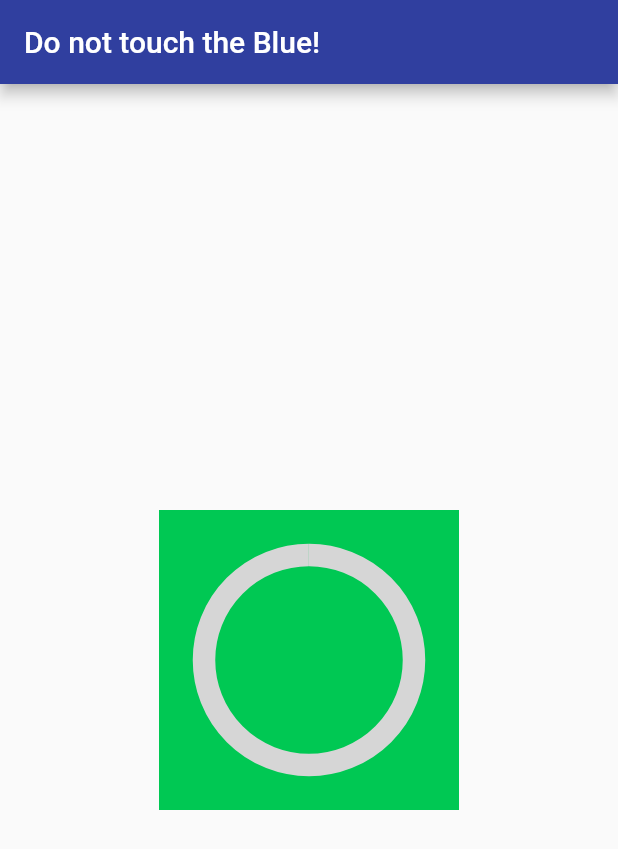
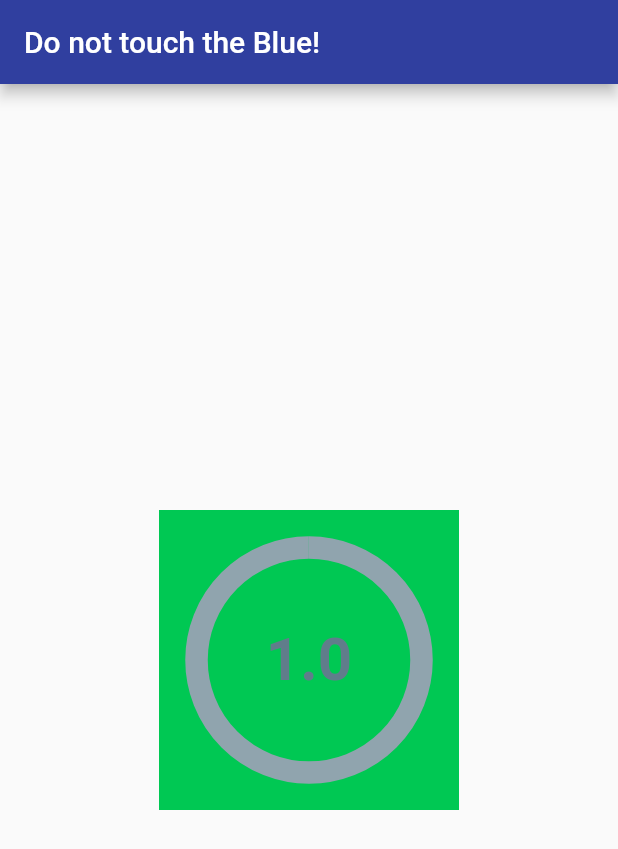
Before and after one commit to SzyAgustin/dont-blue, a Flutter app: the screen it shows after launch, on a phone screen of 412 x 824 dp. Shown: the top 849 px of the screen. Run offline on Flutter 3.47's test engine with Material 2 defaults, Android fonts, the phone set to English and light mode, and no system bars; our stand-ins replace vibration.

Commit message:
seconds and progress bar stacked

```diff
--- a/lib/main.dart
+++ b/lib/main.dart
@@ -8,6 +8,7 @@ class MyApp extends StatelessWidget {
   @override
   Widget build(BuildContext context) {
     return MaterialApp(
+      debugShowCheckedModeBanner: false,
       title: 'Welcome to Flutter',
       home: Home(),
     );
--- a/lib/src/animations/box_move_vibrate.dart
+++ b/lib/src/animations/box_move_vibrate.dart
@@ -70,10 +70,16 @@ class _BoxMoveVibrateState extends State<BoxMoveVibrate>
   }
 
   onTap() {
-    setState(() => color = colors[Random().nextInt(colors.length)]);
-    Vibration.vibrate(duration: 150);
-    // _boxController.reset();
-    _boxController.forward();
+    if (color != Colors.indigo[700]) {
+      setState(
+        () => color = colors[Random().nextInt(colors.length)],
+      );
+      Vibration.vibrate(duration: 150);
+      // _boxController.reset();
+      _boxController.forward();
+    } else {
+
+    }
   }
 
   @override
@@ -84,10 +90,7 @@ class _BoxMoveVibrateState extends State<BoxMoveVibrate>
         height: _boxAnimation.value,
         width: _boxAnimation.value,
         child: AnimatedContainer(
-          child: Padding(
-            padding: EdgeInsets.all(30),
-            child: ProgressBar(),
-          ),
+          child: ProgressBar(),
           duration: Duration(
             milliseconds: 250,
           ),
--- a/lib/src/animations/progress_bar.dart
+++ b/lib/src/animations/progress_bar.dart
@@ -61,11 +61,37 @@ class _ProgressBarState extends State<ProgressBar>
 
   @override
   Widget build(BuildContext context) {
-    return CircularProgressIndicator(
-      strokeWidth: 15.0,
-      valueColor: new AlwaysStoppedAnimation<Color>(Colors.grey[350]),
-      value: _progAnimation.value,
-      semanticsLabel: finish.toString(),
+    return Stack(
+      children: [
+        circularProgress(),
+        secondsAmount(),
+      ],
+    );
+  }
+
+  Widget circularProgress() {
+    return Positioned(
+      bottom: 25.0,
+      top: 25.0,
+      right: 25.0,
+      left: 25.0,
+      child: CircularProgressIndicator(
+        strokeWidth: 15.0,
+        valueColor: new AlwaysStoppedAnimation<Color>(Colors.blueGrey[300]),
+        value: _progAnimation.value,
+      ),
+    );
+  }
+
+  Widget secondsAmount() {
+    final double seconds = finish/1000;
+    return Center(
+      child: Text('$seconds', style: TextStyle(
+                    fontSize: 40.0,
+                    letterSpacing: 0,
+                    fontWeight: FontWeight.w700,
+                    color: Colors.blueGrey,
+                  )),
     );
   }
 }
```
